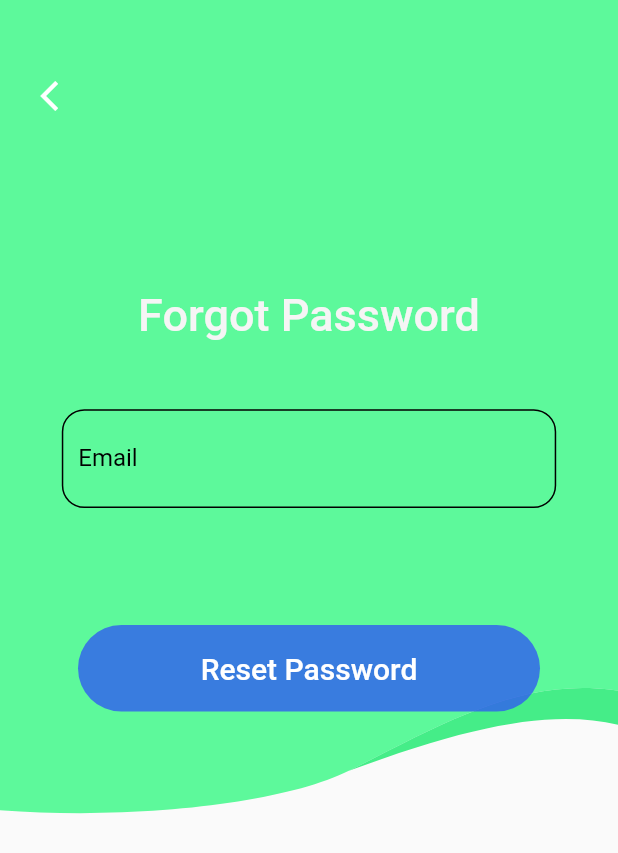
After one commit to Cindy-dev/flutter_firebase_authentication, a Flutter app: the ForgetPassword screen opened directly, on a phone screen of 412 x 824 dp. The commit adds this screen. Shown: the top 853 px of the screen. Run offline on Flutter 3.47's test engine with Material 2 defaults, Android fonts, the phone set to English and light mode, and no system bars; our stand-ins replace cloud_firestore, firebase_auth, firebase_core, google_sign_in, hooks_riverpod; accounts and stored records are empty; network calls fail.

Commit message:
verify email and reset password implementation

```diff
--- /dev/null
+++ b/lib/logic/view_model/home_vm.dart
@@ -0,0 +1,5 @@
+import 'package:flutter/cupertino.dart';
+
+class HomeViewModel extends ChangeNotifier{
+
+}
--- a/lib/logic/view_model_providers.dart
+++ b/lib/logic/view_model_providers.dart
@@ -1,7 +1,13 @@
 import 'package:flutter/cupertino.dart';
+import 'package:flutter_firebase_authentication/logic/view_model/forget_password_vm.dart';
+import 'package:flutter_firebase_authentication/logic/view_model/home_vm.dart';
 import 'package:flutter_firebase_authentication/logic/view_model/login_vm.dart';
 import 'package:flutter_firebase_authentication/logic/view_model/signup_vm.dart';
+import 'package:flutter_firebase_authentication/logic/view_model/verify_email_vm.dart';
 import 'package:hooks_riverpod/hooks_riverpod.dart';
 
- final loginVM = ChangeNotifierProvider((_)=>LoginVM());
- final signUpVM = ChangeNotifierProvider((_)=>SignUpVM());
+final loginVM = ChangeNotifierProvider((_) => LoginVM());
+final signUpVM = ChangeNotifierProvider((_) => SignUpVM());
+final forgotpassVM = ChangeNotifierProvider((_) => ForgetPasswordVM());
+final homeVM = ChangeNotifierProvider((_) => HomeViewModel());
+final verifyEmailVM = ChangeNotifierProvider((_) => VerifyEmailVM());
--- /dev/null
+++ b/lib/presentation/views/forget_password.dart
@@ -0,0 +1,106 @@
+import 'package:flutter/material.dart';
+import 'package:flutter_firebase_authentication/logic/view_model_providers.dart';
+import 'package:flutter_firebase_authentication/presentation/helper/constants.dart';
+import 'package:flutter_firebase_authentication/presentation/views/signup_screen.dart';
+import 'package:hooks_riverpod/hooks_riverpod.dart';
+
+import '../helper/custom_shape.dart';
+import '../helper/navigators.dart';
+import '../helper/text_form.dart';
+import 'login_screen.dart';
+
+class ForgetPassword extends StatefulHookConsumerWidget {
+  const ForgetPassword({Key? key}) : super(key: key);
+
+  @override
+  ConsumerState<ForgetPassword> createState() => _ForgetPasswordState();
+}
+
+class _ForgetPasswordState extends ConsumerState<ForgetPassword> {
+  GlobalKey<FormState> _forgetpasskey = GlobalKey<FormState>();
+  @override
+  Widget build(BuildContext context) {
+    final viewModel = ref.watch(forgotpassVM);
+    final readviewModel = ref.read(forgotpassVM);
+    return Scaffold(
+      resizeToAvoidBottomInset: false,
+      body: Padding(
+        padding: const EdgeInsets.only(bottom: 10),
+        child: Form(
+          key: _forgetpasskey,
+          child: Stack(
+            children: [
+              CustomPaint(
+                size: const Size(527, 550),
+                painter: CustomShapePainter(),
+              ),
+              Column(
+                children: [
+                  Container(
+                    alignment: Alignment.centerLeft,
+                    padding: const EdgeInsets.all(10),
+                    margin: const EdgeInsets.only(top: 30, left: 5),
+                    child: IconButton(
+                      onPressed: () => navigatePop(context),
+                      icon: const Icon(Icons.arrow_back_ios),
+                      color: Colors.white,
+                    ),
+                  ),
+                  const Spacer(),
+                  const Padding(
+                    padding: EdgeInsets.only(bottom: 35),
+                    child: Text(
+                      'Forgot Password',
+                      style: TextStyle(
+                          color: Color(0xffF5F5F5),
+                          fontSize: 30,
+                          fontWeight: FontWeight.w500),
+                    ),
+                  ),
+                  buildForm(
+                    controller: readviewModel.emailController,
+                    obscure: false,
+                    hintText: 'Please input your Email',
+                    labelText: 'Email',
+                    context,
+                    validator: (val) {
+                      if (val!.isEmpty) {
+                        return 'This Field Is Required';
+                      } else if (!val.contains('@')) {
+                        return 'Please input a valid Email';
+                      }
+                    },
+                  ),
+                  GestureDetector(
+                      onTap: () {
+                        readviewModel.resetPassword(context);
+                      },
+                    child: Container(
+                      alignment: Alignment.center,
+                      height: context.height() * .07,
+                      margin: const EdgeInsets.only(
+                          bottom: 150, left: 52, right: 52, top: 68),
+                      width: context.width() * 3,
+                      decoration: BoxDecoration(
+                        color: const Color.fromRGBO(48, 91, 241, 0.79),
+                        borderRadius: BorderRadius.circular(50),
+                      ),
+                      child: const Text(
+                        'Reset Password',
+                        style: TextStyle(
+                            color: Colors.white,
+                            fontSize: 20,
+                            fontWeight: FontWeight.w500),
+                      ),
+                    ),
+                  ),
+                  const Spacer(flex: 2),
+                ],
+              ),
+            ],
+          ),
+        ),
+      ),
+    );
+  }
+}
--- a/lib/presentation/views/signup_screen.dart
+++ b/lib/presentation/views/signup_screen.dart
@@ -19,7 +19,6 @@ class SignUpScreen extends StatefulHookConsumerWidget {
 }
 
 class _SignUpScreenState extends ConsumerState<SignUpScreen> {
-
   GlobalKey<FormState> _signupformKey = GlobalKey<FormState>();
   @override
   Widget build(
@@ -118,7 +117,10 @@ class _SignUpScreenState extends ConsumerState<SignUpScreen> {
                   }),
                   GestureDetector(
                     onTap: () {
-                      readViewModel.signUP(context);
+                      readViewModel.signUP(context, (() {
+                        if (!mounted) return;
+                        navigatePush(context, const LoginScreen());
+                      }));
                     },
                     child: Container(
                       alignment: Alignment.center,
--- a/pubspec.yaml
+++ b/pubspec.yaml
@@ -65,7 +65,7 @@ flutter:
   uses-material-design: true
 
   # To add assets to your application, add an assets section, like this:
-   assets:
+  assets:
     - asset/images/
   #   - images/a_dot_ham.jpeg
 
```
Also changed, not shown: lib/logic/view_model/forget_password_vm.dart (added, +26 -0 lines), lib/logic/view_model/login_vm.dart (+33 -8 lines), lib/logic/view_model/signup_vm.dart (+3 -4 lines), lib/logic/view_model/verify_email_vm.dart (added, +35 -0 lines), lib/main.dart (+25 -2 lines), lib/presentation/helper/constants.dart (+9 -1 lines), lib/presentation/views/home.dart (+38 -3 lines), lib/presentation/views/login_screen.dart (+14 -4 lines), lib/presentation/views/verify_email.dart (added, +122 -0 lines), 1 other file.
